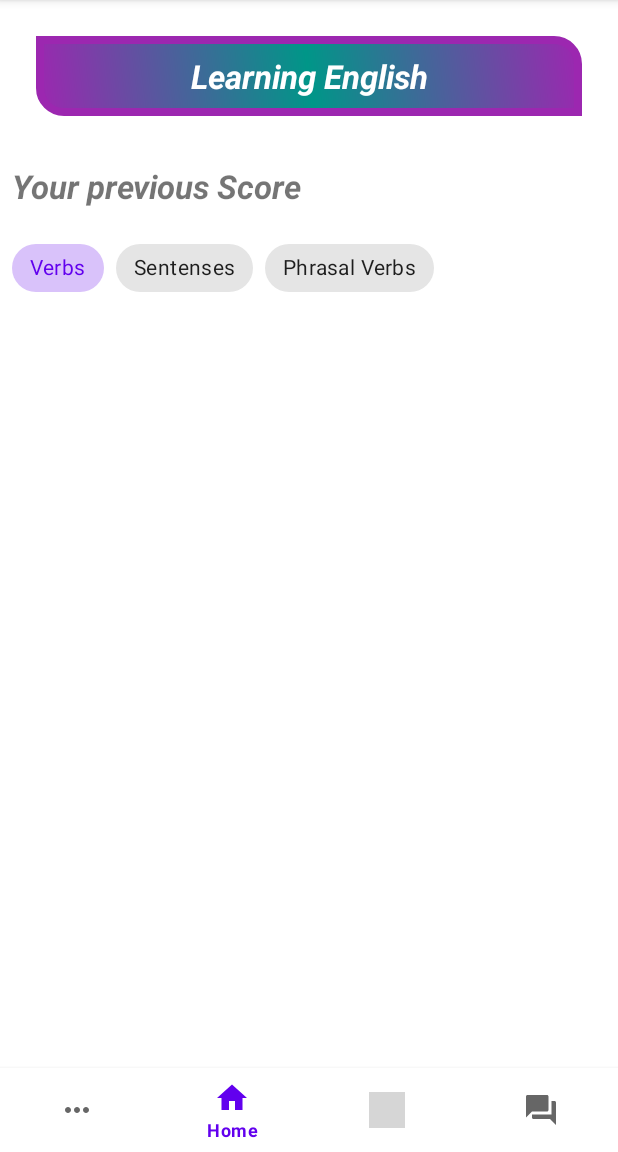
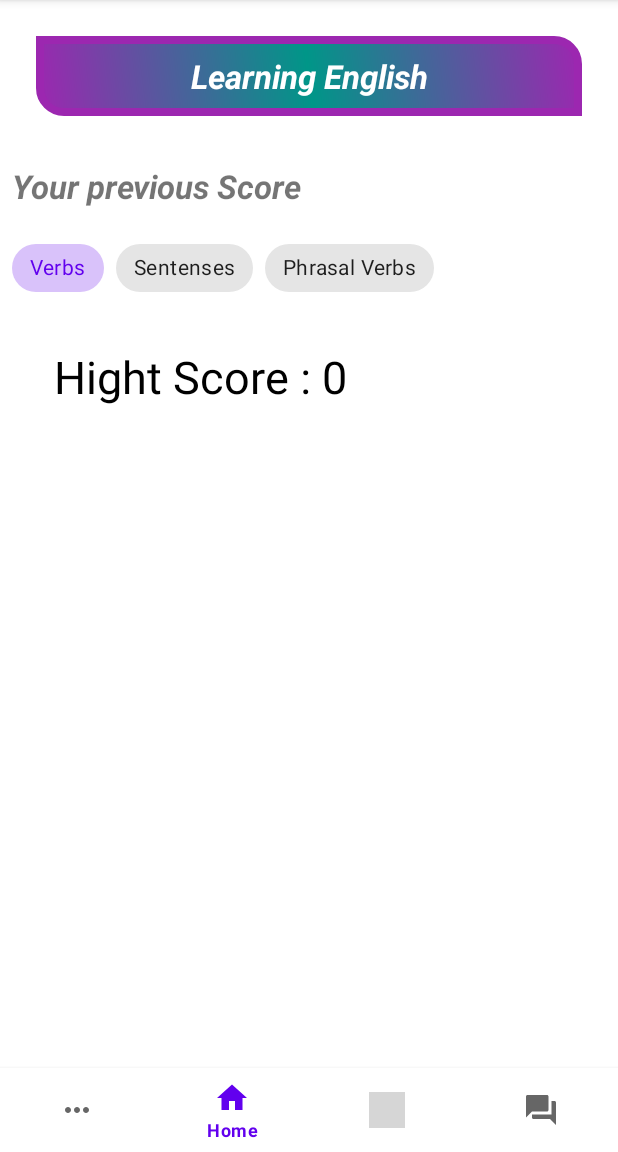
Before and after one commit to jooker10/SpaceEnglish, an Android app: the screen it shows after launch (MainActivity), on a phone screen of 412 x 824 dp, the part 84-1236 px from its top. Run offline under Robolectric (Android 15) with nearby library versions, the phone set to English and light mode, and no system bars; Roboto replaces fonts that are not available here; grey boxes are pictures that could not be loaded.

Commit message:
a new update 2

```diff
--- a/app/src/main/java/anouar/oulhaj/p001/MainActivity.java
+++ b/app/src/main/java/anouar/oulhaj/p001/MainActivity.java
@@ -18,7 +18,7 @@ import anouar.oulhaj.p001.navfragments.QuizNavFragment;
 import anouar.oulhaj.p001.navfragments.TablesNavFragment;
 
 public class MainActivity extends AppCompatActivity implements DialogFragment.onDialogPositiveClickListener
-, DialogFragment.onDialogNegativeClickListener, DialogFragment.onDialogNeutralClickListener, MyBottomSheet.SheetItemClickListener {
+, DialogFragment.onDialogNegativeClickListener, DialogFragment.onDialogNeutralClickListener, MyBottomSheet.SheetItemClickListener,ChoicesQuizNavFragment.setOnChoicesFragClickListener {
 
     // -------Declaration of variables------------
     BottomNavigationView bottom_nav;
@@ -101,5 +101,12 @@ public class MainActivity extends AppCompatActivity implements DialogFragment.on
     public void sheetItemClicked(String str) {
         Toast.makeText(this, "sheet "+str, Toast.LENGTH_SHORT).show();
     }
+
+    @Override
+    public void setScoreClick(int score) {
+        HomeNavFragment homeNavFragment = HomeNavFragment.newInstance(score);
+        setNavFragment(homeNavFragment);
+        bottom_nav.getMenu().getItem(1).setChecked(true);
+    }
     //--------------------------------*****------------------------------------------
 }
--- a/app/src/main/java/anouar/oulhaj/p001/navfragments/HomeNavFragment.java
+++ b/app/src/main/java/anouar/oulhaj/p001/navfragments/HomeNavFragment.java
@@ -2,17 +2,43 @@ package anouar.oulhaj.p001.navfragments;
 
 import android.os.Bundle;
 
+import androidx.annotation.NonNull;
+import androidx.annotation.Nullable;
 import androidx.fragment.app.Fragment;
 
 import android.view.LayoutInflater;
 import android.view.View;
 import android.view.ViewGroup;
+import android.widget.TextView;
 
 import anouar.oulhaj.p001.R;
 
 
 public class HomeNavFragment extends Fragment {
 
+    private static final String SCORE = "score";
+    private int score;
+    private static int hightScore;
+    private TextView tv_hightScore;
+
+    @Override
+    public void onCreate(@Nullable Bundle savedInstanceState) {
+        super.onCreate(savedInstanceState);
+        Bundle bundle = getArguments();
+        if(bundle!=null){
+            score = bundle.getInt(SCORE);
+        }
+    }
+
+    public static HomeNavFragment newInstance(int score){
+        HomeNavFragment homeNavFragment = new HomeNavFragment();
+        Bundle bundle = new Bundle();
+        bundle.putInt(SCORE,score);
+
+        homeNavFragment.setArguments(bundle);
+        return homeNavFragment;
+
+    }
 
     public HomeNavFragment() {
         // Required empty public constructor
@@ -26,4 +52,15 @@ public class HomeNavFragment extends Fragment {
         // Inflate the layout for this fragment
         return inflater.inflate(R.layout.fragment_home_nav, container, false);
     }
+
+    @Override
+    public void onViewCreated(@NonNull View view, @Nullable Bundle savedInstanceState) {
+        super.onViewCreated(view, savedInstanceState);
+
+        tv_hightScore = view.findViewById(R.id.hightScore);
+
+        if(score>= hightScore) {hightScore=score;}
+        tv_hightScore.setText("Hight Score : "+hightScore);
+
+    }
 }
--- a/app/src/main/res/layout/fragment_home_nav.xml
+++ b/app/src/main/res/layout/fragment_home_nav.xml
@@ -51,5 +51,15 @@
             style="@style/Widget.MaterialComponents.Chip.Choice"/>
     </com.google.android.material.chip.ChipGroup>
 
+    <TextView
+        android:id="@+id/hightScore"
+        android:layout_width="match_parent"
+        android:layout_height="wrap_content"
+        tools:text="Hight score"
+        android:textSize="30sp"
+        android:padding="12dp"
+        android:layout_margin="16dp"
+        android:textColor="@color/black"/>
+
 
 </LinearLayout>
```
Also changed, not shown: app/src/main/java/anouar/oulhaj/p001/BlankFragment.java (added, +64 -0 lines), app/src/main/java/anouar/oulhaj/p001/navfragments/ChoicesQuizNavFragment.java (+67 -39 lines), app/src/main/res/layout/fragment_blank.xml (added, +14 -0 lines).
